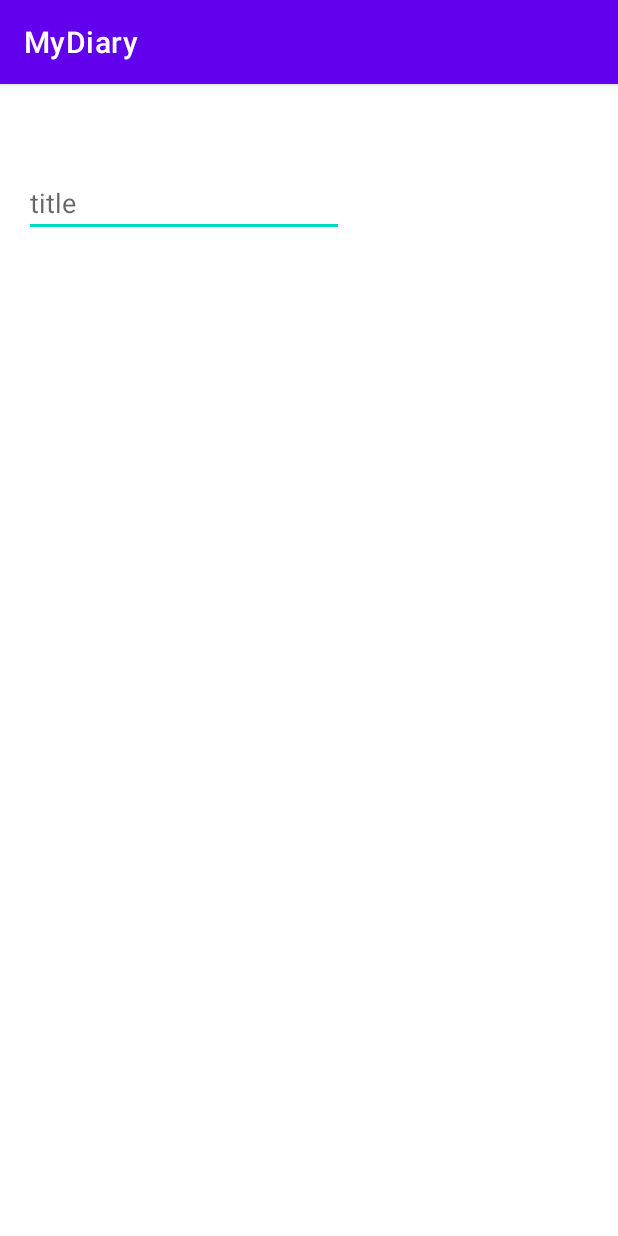
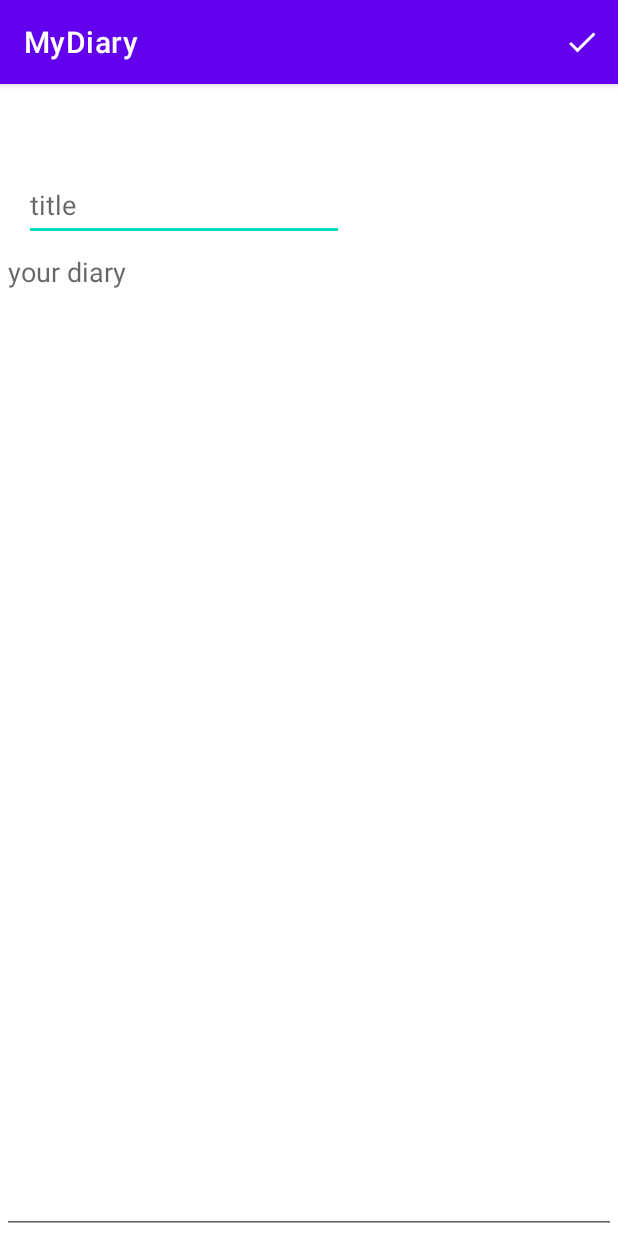
Before and after one commit to YeshayahuBennun/AndroidStudioMyDiary, an Android app: the NewDiary screen opened directly, with no data from a screen before it, on a phone screen of 412 x 824 dp. Run offline under Robolectric (Android 15) with nearby library versions, the phone set to English and light mode, and no system bars; Roboto replaces fonts that are not available here.

Commit message:
commit#05 -  My Diary App - Creating a New Diary pt02

```diff
--- a/app/src/main/java/com/ybennun/mydiary/DiaryActivity.kt
+++ b/app/src/main/java/com/ybennun/mydiary/DiaryActivity.kt
@@ -1,7 +1,9 @@
 package com.ybennun.mydiary
 
+import android.content.Intent
 import androidx.appcompat.app.AppCompatActivity
 import android.os.Bundle
+import android.view.View
 import androidx.recyclerview.widget.LinearLayoutManager
 import kotlinx.android.synthetic.main.activity_diary.*
 
@@ -27,4 +29,11 @@ class DiaryActivity : AppCompatActivity() {
         recycle_view.adapter = adapter
 
     }
+
+    fun createNewDiary(view: View) {
+        val intent = Intent(
+            this, NewDiary::class.java
+        )
+        startActivity(intent)
+    }
 }
--- a/app/src/main/java/com/ybennun/mydiary/NewDiary.kt
+++ b/app/src/main/java/com/ybennun/mydiary/NewDiary.kt
@@ -2,10 +2,20 @@ package com.ybennun.mydiary
 
 import androidx.appcompat.app.AppCompatActivity
 import android.os.Bundle
+import android.view.Menu
+import android.view.MenuInflater
 
 class NewDiary : AppCompatActivity() {
     override fun onCreate(savedInstanceState: Bundle?) {
         super.onCreate(savedInstanceState)
         setContentView(R.layout.activity_new_diary)
+
+
+    }
+
+    override fun onCreateOptionsMenu(menu: Menu?): Boolean {
+        val inflater: MenuInflater = menuInflater
+        inflater.inflate(R.menu.action_bar_menu, menu)
+        return true
     }
 }
--- a/app/src/main/res/layout/activity_diary.xml
+++ b/app/src/main/res/layout/activity_diary.xml
@@ -15,12 +15,13 @@
         android:layout_marginRight="16dp"
         android:layout_marginBottom="16dp"
         android:clickable="true"
+        android:contentDescription="@string/todo"
+        android:focusable="true"
+        android:onClick="createNewDiary"
         app:layout_constraintBottom_toBottomOf="parent"
         app:layout_constraintEnd_toEndOf="parent"
         app:srcCompat="@drawable/ic_add"
-        tools:ignore="SpeakableTextPresentCheck,ImageContrastCheck"
-        android:contentDescription="@string/todo"
-        android:focusable="true" />
+        tools:ignore="SpeakableTextPresentCheck,ImageContrastCheck" />
 
     <androidx.recyclerview.widget.RecyclerView
         android:id="@+id/recycle_view"
--- a/app/src/main/res/layout/activity_new_diary.xml
+++ b/app/src/main/res/layout/activity_new_diary.xml
@@ -13,8 +13,10 @@
         android:layout_marginStart="16dp"
         android:layout_marginLeft="16dp"
         android:layout_marginTop="16dp"
+        android:layout_marginBottom="62dp"
         android:fontFamily="@font/roboto_thin"
         android:textSize="18sp"
+        app:layout_constraintBottom_toTopOf="@+id/diary_text"
         app:layout_constraintStart_toStartOf="parent"
         app:layout_constraintTop_toTopOf="parent"
         tools:text="@string/current_date_text_string" />
@@ -29,6 +31,26 @@
         android:ems="10"
         android:hint="@string/title_hint"
         android:inputType="textPersonName"
+        android:minHeight="48dp"
         app:layout_constraintStart_toStartOf="parent"
         app:layout_constraintTop_toBottomOf="@+id/current_date_diary" />
+
+    <EditText
+        android:id="@+id/diary_text"
+        android:layout_width="0dp"
+        android:layout_height="0dp"
+        android:layout_marginStart="1dp"
+        android:layout_marginLeft="1dp"
+        android:layout_marginEnd="1dp"
+        android:layout_marginRight="1dp"
+        android:layout_marginBottom="1dp"
+        android:ems="10"
+        android:gravity="start|top"
+        android:hint="@string/diary_hint"
+        android:inputType="textMultiLine"
+        app:layout_constraintBottom_toBottomOf="parent"
+        app:layout_constraintEnd_toEndOf="parent"
+        app:layout_constraintStart_toStartOf="parent"
+        app:layout_constraintTop_toBottomOf="@+id/current_date_diary"
+        tools:text="@string/diary_hint" />
 </androidx.constraintlayout.widget.ConstraintLayout>
--- /dev/null
+++ b/app/src/main/res/menu/action_bar_menu.xml
@@ -0,0 +1,9 @@
+<?xml version="1.0" encoding="utf-8"?>
+<menu xmlns:app="http://schemas.android.com/apk/res-auto"
+    xmlns:android="http://schemas.android.com/apk/res/android">
+    <item
+        android:id="@+id/save_diary"
+        android:icon="@drawable/ic_done"
+        android:title="@string/save_diary"
+        app:showAsAction="ifRoom" />
+</menu>
```
